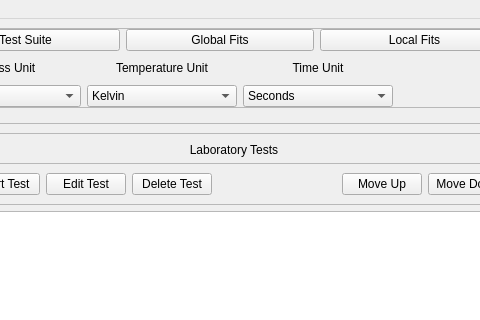
Before: the Qt Designer form src/frontend/designer/ui_main.ui in sd-brady/creeper, drawn with Qt 5; both pictures show x 88 to 568 and y 0 to 320 of the 1200 by 917 pixel window.
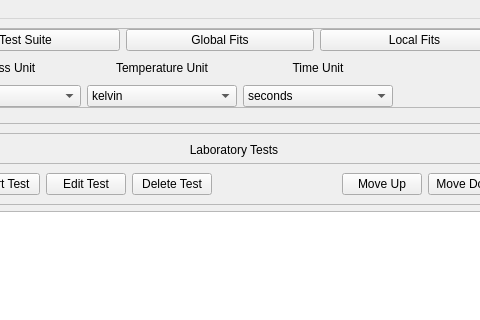
After: the same form once the commit is applied.

```diff
--- a/src/frontend/designer/ui_main.ui
+++ b/src/frontend/designer/ui_main.ui
@@ -180,7 +180,7 @@
            </property>
            <item>
             <property name="text">
-             <string>Kelvin</string>
+             <string>kelvin</string>
             </property>
            </item>
            <item>
@@ -197,7 +197,7 @@
            </property>
            <item>
             <property name="text">
-             <string>Seconds</string>
+             <string>seconds</string>
             </property>
            </item>
            <item>
```
Left out of the diff: 12 changed lines with no effect on the pictures.
